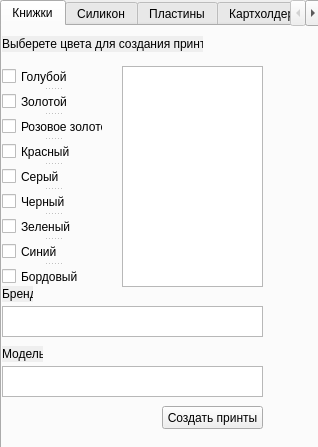
Old version of the form WB/MakePrint/ui/MakeBookPrintUi.ui in the repository gora5624/Python.
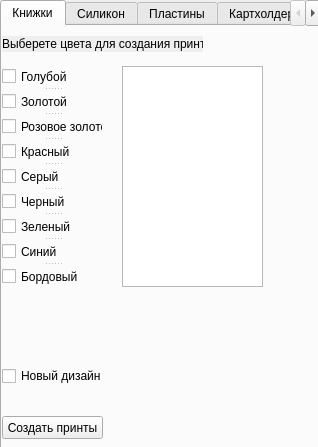
New version of the form. The open tabs and pages were chosen to show the change.

```diff
--- a/WB/MakePrint/ui/MakeBookPrintUi.ui
+++ b/WB/MakePrint/ui/MakeBookPrintUi.ui
@@ -32,8 +32,8 @@
     <widget class="QPushButton" name="CreatePrint">
      <property name="geometry">
       <rect>
-       <x>160</x>
-       <y>380</y>
+       <x>0</x>
+       <y>390</y>
        <width>101</width>
        <height>23</height>
       </rect>
@@ -118,16 +118,6 @@
       </property>
      </widget>
     </widget>
-    <widget class="QTextEdit" name="textEditModel">
-     <property name="geometry">
-      <rect>
-       <x>0</x>
-       <y>340</y>
-       <width>261</width>
-       <height>31</height>
-      </rect>
-     </property>
-    </widget>
     <widget class="QLabel" name="label">
      <property name="geometry">
       <rect>
@@ -154,46 +144,17 @@
       </rect>
      </property>
     </widget>
-    <widget class="QLabel" name="label_3">
+    <widget class="QCheckBox" name="checkBox_NewDes">
      <property name="geometry">
       <rect>
        <x>0</x>
-       <y>320</y>
-       <width>41</width>
-       <height>16</height>
+       <y>340</y>
+       <width>101</width>
+       <height>20</height>
       </rect>
      </property>
-     <property name="autoFillBackground">
-      <bool>true</bool>
-     </property>
      <property name="text">
-      <string>Модель</string>
-     </property>
-    </widget>
-    <widget class="QLabel" name="label_2">
-     <property name="geometry">
-      <rect>
-       <x>0</x>
-       <y>260</y>
-       <width>31</width>
-       <height>16</height>
-      </rect>
-     </property>
-     <property name="autoFillBackground">
-      <bool>true</bool>
-     </property>
-     <property name="text">
-      <string>Бренд</string>
-     </property>
-    </widget>
-    <widget class="QTextEdit" name="textEditBrand">
-     <property name="geometry">
-      <rect>
-       <x>0</x>
-       <y>280</y>
-       <width>261</width>
-       <height>31</height>
-      </rect>
+      <string>Новый дизайн</string>
      </property>
     </widget>
    </widget>
```
Left out of the diff: 2 changed lines with no effect on the pictures.
